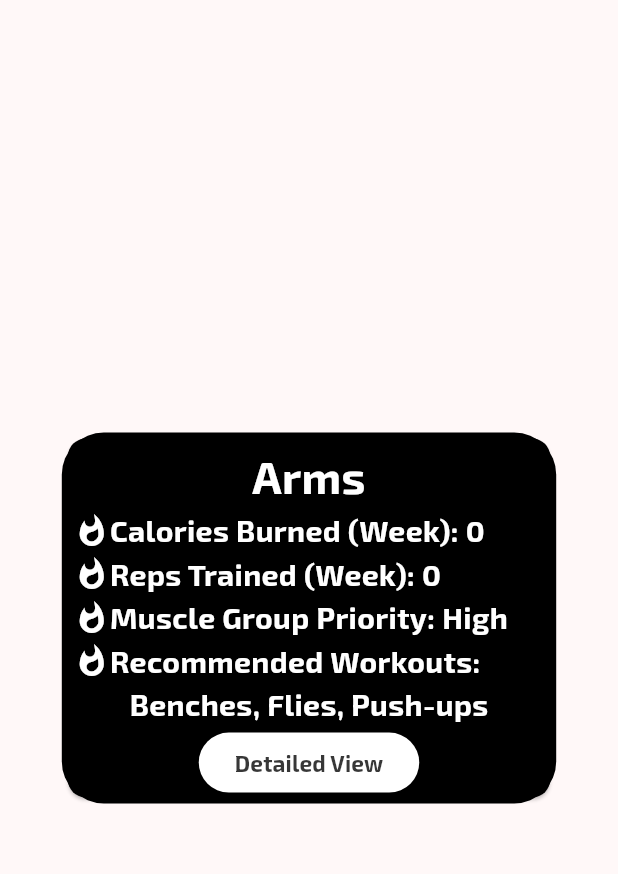
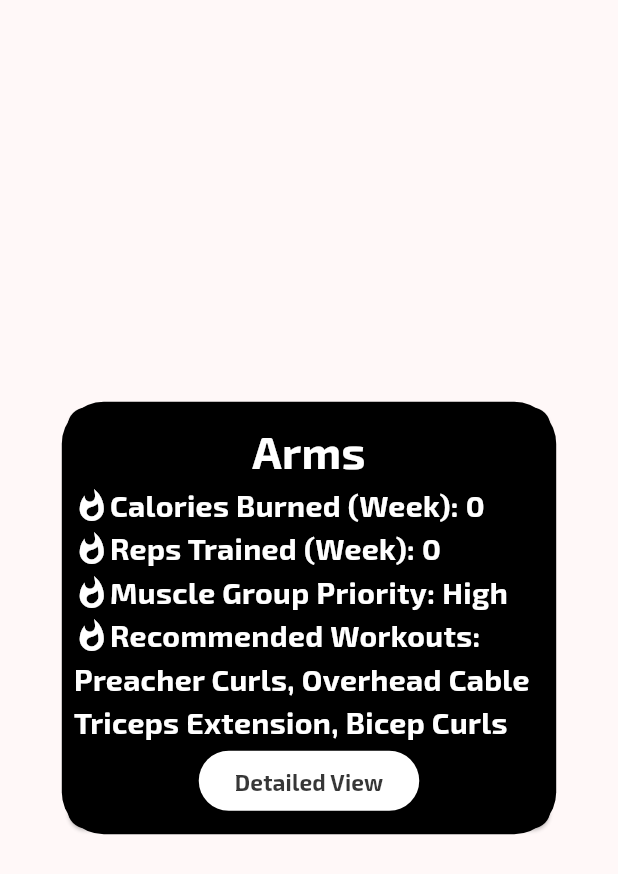
Before and after one commit to Jeff-Wang404/FitnessProject, a Flutter app: the BodyPopup widget shown alone on an empty page, opened directly, on a phone screen of 412 x 824 dp. Shown: the top 874 px of the screen. Run offline on Flutter 3.47's test engine with Material 3 defaults, Android fonts, the phone set to English and light mode, and no system bars; our stand-ins replace flutter_blue_plus, google_fonts, shared_preferences; missing offline and left inert: app_settings; accounts and stored records are empty.

Commit message:
general improvements

```diff
--- a/fitness_project/lib/components/human.dart
+++ b/fitness_project/lib/components/human.dart
@@ -6,7 +6,9 @@ import 'package:fitness_project/services/data.dart';
 import 'package:fitness_project/screens/detailedscreen.dart';
 
 class HumanWidget extends StatefulWidget {
-  const HumanWidget({super.key});
+  const HumanWidget({super.key, required this.scale});
+
+  final double scale;
 
   @override
   State<HumanWidget> createState() => _HumanWidgetState();
@@ -97,20 +99,23 @@ class _HumanWidgetState extends State<HumanWidget> {
           children: [
             Stack(
               children: [
+                // TODO: fix scaling
                 Positioned(
                     top: SizeConfig.blockSizeVertical! * 3.8,
                     left: SizeConfig.blockSizeHorizontal! * 32,
                     child: Image.asset(
                       //'assets/chest_$exampleColor.png',
                       'assets/chest_$chestColor.png',
-                      width: SizeConfig.blockSizeHorizontal! * 25.5,
+                      width:
+                          SizeConfig.blockSizeHorizontal! * 25.5 * widget.scale,
                     )),
                 Positioned(
                     top: SizeConfig.blockSizeVertical! * 11,
                     left: SizeConfig.blockSizeHorizontal! * 35,
                     child: Image.asset(
                       'assets/abs_$absColor.png',
-                      width: SizeConfig.blockSizeHorizontal! * 20,
+                      width:
+                          SizeConfig.blockSizeHorizontal! * 20 * widget.scale,
                     )),
                 Positioned(
                     top: SizeConfig.blockSizeVertical! * 3.5,
@@ -118,40 +123,45 @@ class _HumanWidgetState extends State<HumanWidget> {
                     child: Image.asset(
                       //'assets/shoulders_$exampleColor.png',
                       'assets/shoulders_$shouldersColor.png',
-                      width: SizeConfig.blockSizeHorizontal! * 35,
+                      width:
+                          SizeConfig.blockSizeHorizontal! * 35 * widget.scale,
                     )),
                 Positioned(
                     top: SizeConfig.blockSizeVertical! * 7,
                     left: SizeConfig.blockSizeHorizontal! * 21.5,
                     child: Image.asset(
                       'assets/biceps_$bicepsColor.png',
-                      width: SizeConfig.blockSizeHorizontal! * 47.2,
+                      width:
+                          SizeConfig.blockSizeHorizontal! * 47.2 * widget.scale,
                     )),
                 Positioned(
                     top: SizeConfig.blockSizeVertical! * 10,
                     left: SizeConfig.blockSizeHorizontal! * 12,
                     child: Image.asset(
                       'assets/forearms_$forearmsColor.png',
-                      width: SizeConfig.blockSizeHorizontal! * 66,
+                      width:
+                          SizeConfig.blockSizeHorizontal! * 66 * widget.scale,
                     )),
                 Positioned(
                     top: SizeConfig.blockSizeVertical! * 17,
                     left: SizeConfig.blockSizeHorizontal! * 31,
                     child: Image.asset(
                       'assets/thighs_$thighsColor.png',
-                      width: SizeConfig.blockSizeHorizontal! * 28,
+                      width:
+                          SizeConfig.blockSizeHorizontal! * 28 * widget.scale,
                     )),
                 Positioned(
                     top: SizeConfig.blockSizeVertical! * 35,
                     left: SizeConfig.blockSizeHorizontal! * 32.5,
                     child: Image.asset(
                       'assets/shins_$shinsColor.png',
-                      width: SizeConfig.blockSizeHorizontal! * 25,
+                      width:
+                          SizeConfig.blockSizeHorizontal! * 25 * widget.scale,
                     )),
                 Image.asset(
                   'assets/wireframe.png',
                   // height: SizeConfig.blockSizeVertical! * 60,
-                  width: SizeConfig.blockSizeHorizontal! * 90,
+                  width: SizeConfig.blockSizeHorizontal! * 90 * widget.scale,
                 ),
               ],
             ),
@@ -305,6 +315,31 @@ class _BodyPopupState extends State<BodyPopup> {
     return "High";
   }
 
+  String recommendWorkouts() {
+    // Recommend 3 random workouts based on the body part
+    if (widget.bodyPart == "Pecs") {
+      data.pecExercises.shuffle();
+      return data.pecExercises.take(3).join(", ");
+    } else if (widget.bodyPart == "Arms") {
+      data.armExercises.shuffle();
+      return data.armExercises.take(3).join(", ");
+    } else if (widget.bodyPart == "Legs") {
+      data.legsExercises.shuffle();
+      return data.legsExercises.take(3).join(", ");
+    } else {
+      return "No workouts found";
+    }
+  }
+
+  @override
+  void initState() {
+    super.initState();
+    determinePriority();
+    setState(() {
+      data.currentRecommendedWorkouts = recommendWorkouts();
+    });
+  }
+
   @override
   Widget build(BuildContext context) {
     return AlertDialog(
@@ -312,7 +347,7 @@ class _BodyPopupState extends State<BodyPopup> {
       contentPadding: EdgeInsets.all(0),
       content: SizedBox(
         width: SizeConfig.blockSizeHorizontal! * 80,
-        height: SizeConfig.blockSizeVertical! * 30,
+        height: SizeConfig.blockSizeVertical! * 35,
         child: Card(
           color: Colors.black,
           child: Padding(
@@ -373,7 +408,7 @@ class _BodyPopupState extends State<BodyPopup> {
                             fontWeight: FontWeight.bold)),
                   ],
                 ),
-                Text("Benches, Flies, Push-ups",
+                Text(data.currentRecommendedWorkouts,
                     textAlign: TextAlign.left,
                     style: GoogleFonts.exo2(
                         fontSize: 20,
--- a/fitness_project/lib/services/data.dart
+++ b/fitness_project/lib/services/data.dart
@@ -56,6 +56,35 @@ class Data {
     return _instance;
   }
   Data._internal();
+
+  List<String> pecExercises = [
+    "Pec Deck",
+    "Barbell Bench Press",
+    "Dumbell Presses",
+    "Barbell Presses",
+    "Cable Crossover",
+    "Incline Bench Press"
+  ];
+
+  List<String> armExercises = [
+    "Bicep Curls",
+    "Preacher Curls",
+    "Triceps Pushdown",
+    "Overhead Cable Triceps Extension",
+    "Hammer Curls",
+    "Close-Grip Bench Press"
+  ];
+
+  List<String> legsExercises = [
+    "Romanian Deadlift",
+    "Kettlebell Swings",
+    "Barbell Front Squat",
+    "Dumbell Walking Lunges",
+    "Cable Squat to Overhead Press",
+    "Landmine Reverse Lunge with Press"
+  ];
+
+  String currentRecommendedWorkouts = "";
 
   // shared preferences instance
   SharedPreferences? _prefs;
```
Also changed, not shown: fitness_project/lib/screens/connectscreen.dart (+10 -3 lines), fitness_project/lib/screens/homescreen.dart (+27 -6 lines).
